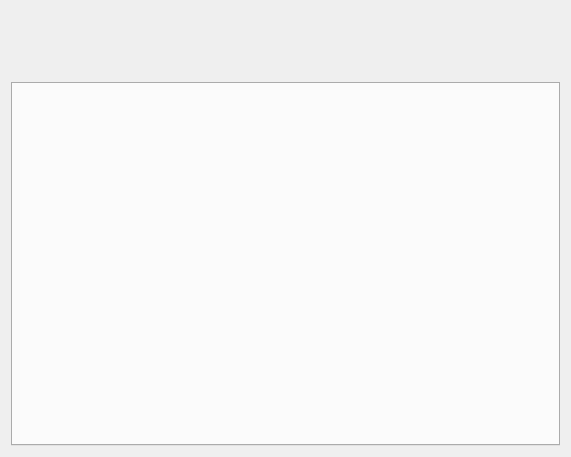
The window that src/ui/SlugsTabbedControl.ui (dagoodma/qgroundcontrol) describes before a commit, drawn with Qt 5.
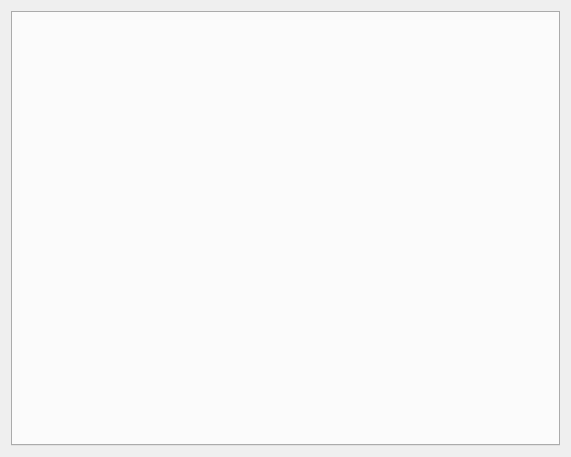
The same window after the commit.

Commit message: Finished status widget.

```diff
--- a/src/ui/SlugsTabbedControl.ui
+++ b/src/ui/SlugsTabbedControl.ui
@@ -16,16 +16,6 @@
   <layout class="QVBoxLayout" name="verticalLayout">
    <item>
     <layout class="QVBoxLayout" name="verticalLayout_2">
-     <item>
-      <widget class="QWidget" name="statusWidget" native="true">
-       <property name="minimumSize">
-        <size>
-         <width>0</width>
-         <height>65</height>
-        </size>
-       </property>
-      </widget>
-     </item>
      <item>
       <widget class="QTabWidget" name="tabWidget">
        <property name="currentIndex">
```
The commit also changes 12 other files.
